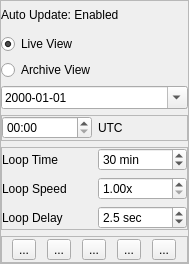
Qt form scwx-qt/source/scwx/qt/ui/animation_dock_widget.ui (TornadoRTX/TorDar) before a commit.
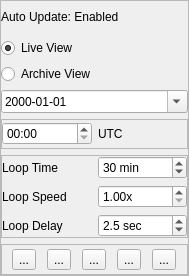
The same form after that commit. Icons and pictures are not drawn.

```diff
--- a/scwx-qt/source/scwx/qt/ui/animation_dock_widget.ui
+++ b/scwx-qt/source/scwx/qt/ui/animation_dock_widget.ui
@@ -7,7 +7,7 @@
     <x>0</x>
     <y>0</y>
     <width>189</width>
-    <height>264</height>
+    <height>276</height>
    </rect>
   </property>
   <property name="frameShape">
```
Left out of the diff: 26 changed lines with no effect on the pictures.
